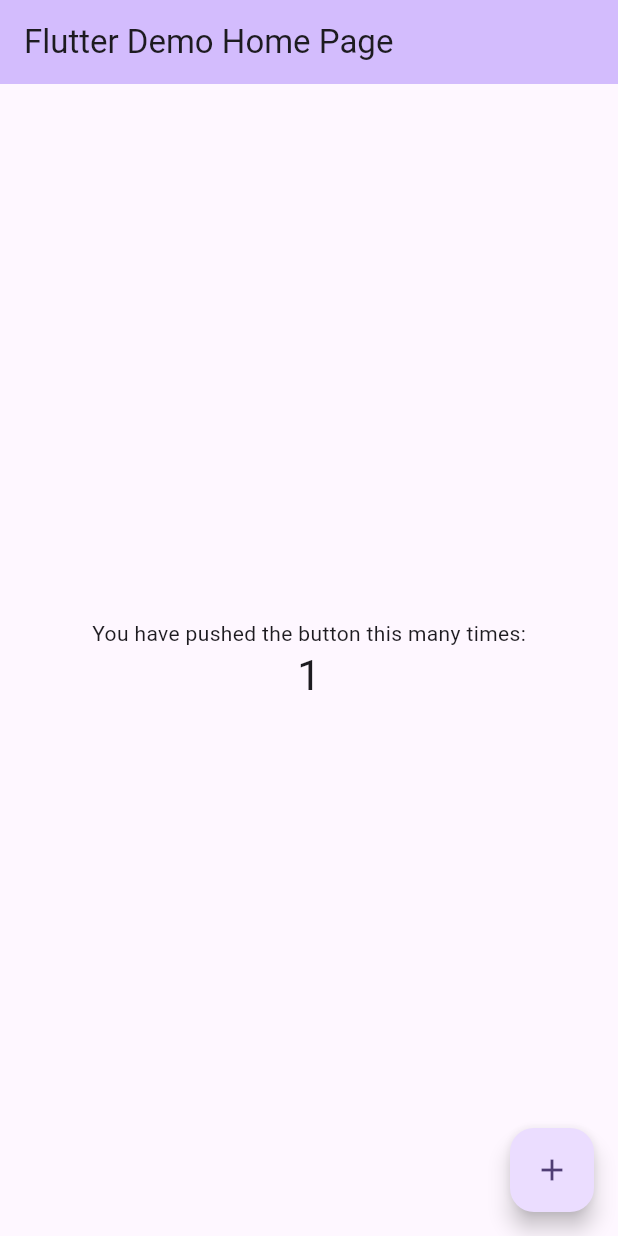
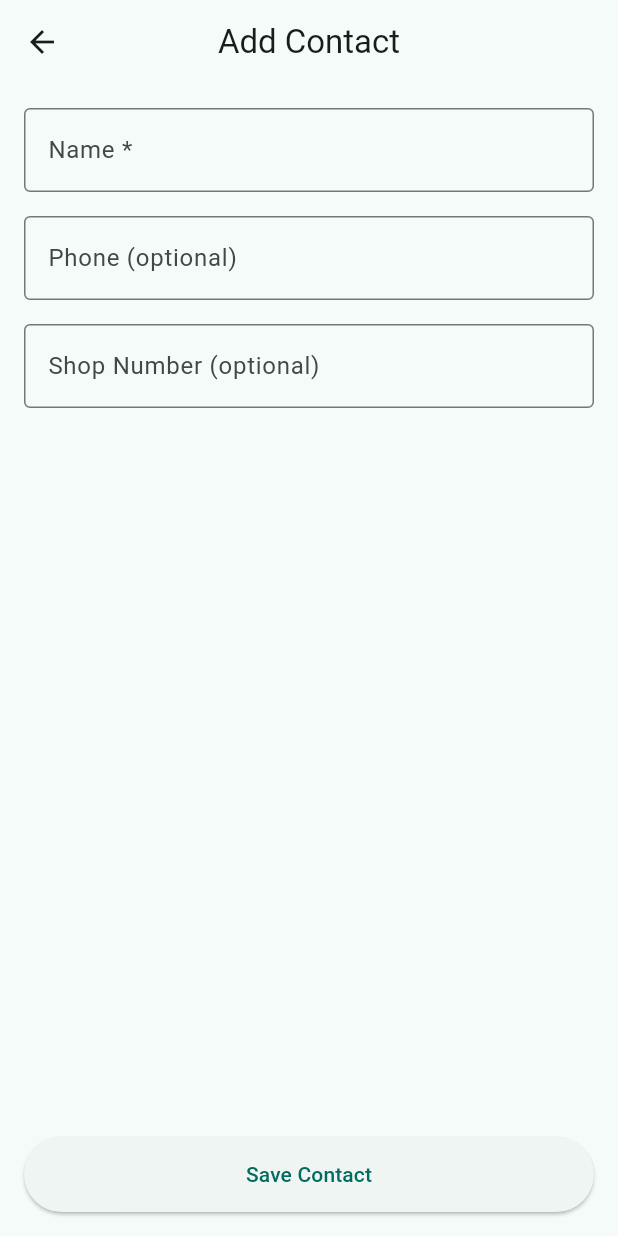
Before and after one commit to seudsahm2/HisabET, a Flutter app: the screen it shows after launch, after a tap on the "add" icon, on a phone screen of 412 x 824 dp. Run offline on Flutter 3.47's test engine with Material 3 defaults, Android fonts, the phone set to English and light mode, and no system bars; our stand-ins replace dartz, decimal, drift, equatable, flutter_riverpod; accounts and stored records are empty; generated files the repository leaves out were written again.

Commit message:
feat: Implement core architecture including database, localization, theming, money utility, and initial Contacts feature.

```diff
--- /dev/null
+++ b/l10n.yaml
@@ -0,0 +1,5 @@
+arb-dir: lib/core/l10n/arb
+template-arb-file: app_en.arb
+output-localization-file: app_localizations.dart
+output-dir: lib/core/l10n/generated
+synthetic-package: false
--- /dev/null
+++ b/lib/core/database/tables/contacts.dart
@@ -0,0 +1,16 @@
+import 'package:drift/drift.dart';
+
+class Contacts extends Table {
+  TextColumn get id => text()(); // UUID
+  TextColumn get name => text()();
+  TextColumn get phoneNumber => text().nullable()();
+  TextColumn get shopNumber => text().nullable()();
+  // Using RealColumn for balance might have precision issues,
+  // but SQLite doesn't have Decimal. We store as String or integer cents.
+  // "Zero error" requirement -> Store as String (Text) and parse to Decimal in app.
+  TextColumn get netBalance => text().withDefault(const Constant('0.0'))();
+  DateTimeColumn get lastTransactionDate => dateTime()();
+
+  @override
+  Set<Column> get primaryKey => {id};
+}
--- /dev/null
+++ b/lib/core/database/tables/transactions.dart
@@ -0,0 +1,22 @@
+import 'package:drift/drift.dart';
+import 'package:hisabet/core/database/tables/contacts.dart';
+
+class Transactions extends Table {
+  TextColumn get id => text()(); // UUID
+  TextColumn get contactId => text().references(Contacts, #id)();
+
+  // Enum stored as int index or string. Int is faster.
+  IntColumn get type => integer()();
+
+  // Store amount as Text for Decimal precision
+  TextColumn get amount => text()();
+
+  DateTimeColumn get date => dateTime()();
+  TextColumn get description => text().nullable()();
+
+  // JSON string for metadata {quantity, unitPrice}
+  TextColumn get metadata => text().nullable()();
+
+  @override
+  Set<Column> get primaryKey => {id};
+}
--- /dev/null
+++ b/lib/core/l10n/arb/app_en.arb
@@ -0,0 +1,18 @@
+{
+  "appName": "HisabET",
+  "dashboard": "Dashboard",
+  "gave": "Gave",
+  "took": "Took",
+  "payment": "Payment",
+  "balance": "Balance",
+  "transactions": "Transactions",
+  "contacts": "Contacts",
+  "settings": "Settings",
+  "language": "Language",
+  "darkMode": "Dark Mode",
+  "addContact": "Add Contact",
+  "name": "Name",
+  "phone": "Phone",
+  "save": "Save",
+  "cancel": "Cancel"
+}
--- /dev/null
+++ b/lib/core/theme/app_theme.dart
@@ -0,0 +1,32 @@
+import 'package:flutter/material.dart';
+
+class AppTheme {
+  static final lightTheme = ThemeData(
+    useMaterial3: true,
+    colorScheme: ColorScheme.fromSeed(
+      seedColor: const Color(0xFF006B5E), // Teal/Green for money
+      brightness: Brightness.light,
+    ),
+    fontFamily: 'Roboto', // Or a custom Ethiopic font if added
+    appBarTheme: const AppBarTheme(centerTitle: true, elevation: 0),
+    cardTheme: CardThemeData(
+      elevation: 2,
+      shape: RoundedRectangleBorder(borderRadius: BorderRadius.circular(12)),
+    ),
+  );
+
+  static final darkTheme = ThemeData(
+    useMaterial3: true,
+    colorScheme: ColorScheme.fromSeed(
+      seedColor: const Color(0xFF006B5E),
+      brightness: Brightness.dark,
+    ),
+    // Enhance dark mode contrast
+    scaffoldBackgroundColor: const Color(0xFF121212),
+    cardTheme: CardThemeData(
+      color: const Color(0xFF1E1E1E),
+      elevation: 2,
+      shape: RoundedRectangleBorder(borderRadius: BorderRadius.circular(12)),
+    ),
+  );
+}
--- /dev/null
+++ b/lib/features/contacts/presentation/providers/contacts_providers.dart
@@ -0,0 +1,23 @@
+import 'package:flutter_riverpod/flutter_riverpod.dart';
+import 'package:hisabet/core/database/app_database.dart';
+import 'package:hisabet/features/contacts/data/models/contact_model.dart';
+import 'package:hisabet/features/contacts/data/repositories/contacts_repository.dart';
+
+/// Provider for the database instance
+final appDatabaseProvider = Provider<AppDatabase>((ref) {
+  final db = AppDatabase();
+  ref.onDispose(() => db.close());
+  return db;
+});
+
+/// Provider for the ContactsRepository
+final contactsRepositoryProvider = Provider<ContactsRepository>((ref) {
+  final db = ref.watch(appDatabaseProvider);
+  return ContactsRepositoryImpl(db);
+});
+
+/// Provider for the list of all contacts
+final allContactsProvider = FutureProvider<List<ContactModel>>((ref) async {
+  final repo = ref.watch(contactsRepositoryProvider);
+  return repo.getAllContacts();
+});
--- /dev/null
+++ b/lib/features/contacts/presentation/screens/add_contact_screen.dart
@@ -0,0 +1,119 @@
+import 'package:flutter/material.dart';
+import 'package:flutter_riverpod/flutter_riverpod.dart';
+import 'package:hisabet/features/contacts/presentation/providers/contacts_providers.dart';
+
+class AddContactScreen extends ConsumerStatefulWidget {
+  const AddContactScreen({super.key});
+
+  @override
+  ConsumerState<AddContactScreen> createState() => _AddContactScreenState();
+}
+
+class _AddContactScreenState extends ConsumerState<AddContactScreen> {
+  final _formKey = GlobalKey<FormState>();
+  final _nameController = TextEditingController();
+  final _phoneController = TextEditingController();
+  final _shopController = TextEditingController();
+  bool _isLoading = false;
+
+  @override
+  void dispose() {
+    _nameController.dispose();
+    _phoneController.dispose();
+    _shopController.dispose();
+    super.dispose();
+  }
+
+  Future<void> _saveContact() async {
+    if (!_formKey.currentState!.validate()) return;
+
+    setState(() => _isLoading = true);
+
+    try {
+      final repo = ref.read(contactsRepositoryProvider);
+      await repo.addContact(
+        _nameController.text.trim(),
+        _phoneController.text.trim().isEmpty
+            ? null
+            : _phoneController.text.trim(),
+        _shopController.text.trim().isEmpty
+            ? null
+            : _shopController.text.trim(),
+      );
+      if (mounted) {
+        Navigator.of(context).pop();
+      }
+    } catch (e) {
+      if (mounted) {
+        ScaffoldMessenger.of(
+          context,
+        ).showSnackBar(SnackBar(content: Text('Error: $e')));
+      }
+    } finally {
+      if (mounted) {
+        setState(() => _isLoading = false);
+      }
+    }
+  }
+
+  @override
+  Widget build(BuildContext context) {
+    return Scaffold(
+      appBar: AppBar(title: const Text('Add Contact')),
+      body: Padding(
+        padding: const EdgeInsets.all(16.0),
+        child: Form(
+          key: _formKey,
+          child: Column(
+            children: [
+              TextFormField(
+                controller: _nameController,
+                decoration: const InputDecoration(
+                  labelText: 'Name *',
+                  hintText: 'e.g., Mr. Abebe',
+                  border: OutlineInputBorder(),
+                ),
+                validator: (value) {
+                  if (value == null || value.trim().isEmpty) {
+                    return 'Name is required';
+                  }
+                  return null;
+                },
+              ),
+              const SizedBox(height: 16),
+              TextFormField(
+                controller: _phoneController,
+                decoration: const InputDecoration(
+                  labelText: 'Phone (optional)',
+                  hintText: '0911...',
+                  border: OutlineInputBorder(),
+                ),
+                keyboardType: TextInputType.phone,
+              ),
+              const SizedBox(height: 16),
+              TextFormField(
+                controller: _shopController,
+                decoration: const InputDecoration(
+                  labelText: 'Shop Number (optional)',
+                  hintText: 'e.g., Merkato B12',
+                  border: OutlineInputBorder(),
+                ),
+              ),
+              const Spacer(),
+              SizedBox(
+                width: double.infinity,
+                height: 50,
+                child: ElevatedButton(
+                  onPressed: _isLoading ? null : _saveContact,
+                  child: _isLoading
+                      ? const CircularProgressIndicator()
+                      : const Text('Save Contact'),
+                ),
+              ),
+            ],
+          ),
+        ),
+      ),
+    );
+  }
+}
--- /dev/null
+++ b/lib/features/contacts/presentation/screens/contacts_list_screen.dart
@@ -0,0 +1,70 @@
+import 'package:flutter/material.dart';
+import 'package:flutter_riverpod/flutter_riverpod.dart';
+import 'package:hisabet/features/contacts/presentation/providers/contacts_providers.dart';
+import 'package:hisabet/features/contacts/presentation/screens/add_contact_screen.dart';
+
+class ContactsListScreen extends ConsumerWidget {
+  const ContactsListScreen({super.key});
+
+  @override
+  Widget build(BuildContext context, WidgetRef ref) {
+    final contactsAsync = ref.watch(allContactsProvider);
+
+    return Scaffold(
+      appBar: AppBar(title: const Text('Contacts')),
+      body: contactsAsync.when(
+        loading: () => const Center(child: CircularProgressIndicator()),
+        error: (err, stack) => Center(child: Text('Error: $err')),
+        data: (contacts) {
+          if (contacts.isEmpty) {
+            return const Center(
+              child: Text(
+                'No contacts yet.\nTap + to add your first merchant.',
+                textAlign: TextAlign.center,
+              ),
+            );
+          }
+          return ListView.builder(
+            itemCount: contacts.length,
+            itemBuilder: (context, index) {
+              final contact = contacts[index];
+              final balanceColor = contact.netBalance.toDouble() >= 0
+                  ? Colors.green
+                  : Colors.red;
+              return Card(
+                margin: const EdgeInsets.symmetric(horizontal: 12, vertical: 6),
+                child: ListTile(
+                  leading: CircleAvatar(
+                    child: Text(contact.name[0].toUpperCase()),
+                  ),
+                  title: Text(contact.name),
+                  subtitle: Text(contact.phoneNumber ?? 'No phone'),
+                  trailing: Text(
+                    '${contact.netBalance.toDouble() >= 0 ? '+' : ''}${contact.netBalance}',
+                    style: TextStyle(
+                      color: balanceColor,
+                      fontWeight: FontWeight.bold,
+                    ),
+                  ),
+                  onTap: () {
+                    // TODO: Navigate to Contact Detail / Transactions
+                  },
+                ),
+              );
+            },
+          );
+        },
+      ),
+      floatingActionButton: FloatingActionButton(
+        onPressed: () async {
+          await Navigator.of(
+            context,
+          ).push(MaterialPageRoute(builder: (_) => const AddContactScreen()));
+          // Refresh the list after returning
+          ref.invalidate(allContactsProvider);
+        },
+        child: const Icon(Icons.add),
+      ),
+    );
+  }
+}
--- a/lib/main.dart
+++ b/lib/main.dart
@@ -1,122 +1,39 @@
 import 'package:flutter/material.dart';
+import 'package:flutter_riverpod/flutter_riverpod.dart';
+import 'package:flutter_localizations/flutter_localizations.dart';
+import 'package:hisabet/core/theme/app_theme.dart';
+import 'package:hisabet/features/contacts/presentation/screens/contacts_list_screen.dart';
+import 'package:hisabet/core/l10n/generated/app_localizations.dart';
 
 void main() {
-  runApp(const MyApp());
+  runApp(const ProviderScope(child: MyApp()));
 }
 
 class MyApp extends StatelessWidget {
   const MyApp({super.key});
 
-  // This widget is the root of your application.
   @override
   Widget build(BuildContext context) {
     return MaterialApp(
-      title: 'Flutter Demo',
-      theme: ThemeData(
-        // This is the theme of your application.
-        //
-        // TRY THIS: Try running your application with "flutter run". You'll see
-        // the application has a purple toolbar. Then, without quitting the app,
-        // try changing the seedColor in the colorScheme below to Colors.green
-        // and then invoke "hot reload" (save your changes or press the "hot
-        // reload" button in a Flutter-supported IDE, or press "r" if you used
-        // the command line to start the app).
-        //
-        // Notice that the counter didn't reset back to zero; the application
-        // state is not lost during the reload. To reset the state, use hot
-        // restart instead.
-        //
-        // This works for code too, not just values: Most code changes can be
-        // tested with just a hot reload.
-        colorScheme: .fromSeed(seedColor: Colors.deepPurple),
-      ),
-      home: const MyHomePage(title: 'Flutter Demo Home Page'),
+      debugShowCheckedModeBanner: false,
+      title: 'HisabET',
+
+      // Theme Configuration
+      theme: AppTheme.lightTheme,
+      darkTheme: AppTheme.darkTheme,
+      themeMode: ThemeMode.system,
+
+      // Localization Configuration
+      localizationsDelegates: const [
+        AppLocalizations.delegate,
+        GlobalMaterialLocalizations.delegate,
+        GlobalWidgetsLocalizations.delegate,
+        GlobalCupertinoLocalizations.delegate,
+      ],
+      supportedLocales: const [Locale('en'), Locale('am')],
+
+      // Home: Contacts List Screen
+      home: const ContactsListScreen(),
     );
   }
 }
-
-class MyHomePage extends StatefulWidget {
-  const MyHomePage({super.key, required this.title});
-
-  // This widget is the home page of your application. It is stateful, meaning
-  // that it has a State object (defined below) that contains fields that affect
-  // how it looks.
-
-  // This class is the configuration for the state. It holds the values (in this
-  // case the title) provided by the parent (in this case the App widget) and
-  // used by the build method of the State. Fields in a Widget subclass are
-  // always marked "final".
-
-  final String title;
-
-  @override
-  State<MyHomePage> createState() => _MyHomePageState();
-}
-
-class _MyHomePageState extends State<MyHomePage> {
-  int _counter = 0;
-
-  void _incrementCounter() {
-    setState(() {
-      // This call to setState tells the Flutter framework that something has
-      // changed in this State, which causes it to rerun the build method below
-      // so that the display can reflect the updated values. If we changed
-      // _counter without calling setState(), then the build method would not be
-      // called again, and so nothing would appear to happen.
-      _counter++;
-    });
-  }
-
-  @override
-  Widget build(BuildContext context) {
-    // This method is rerun every time setState is called, for instance as done
-    // by the _incrementCounter method above.
-    //
-    // The Flutter framework has been optimized to make rerunning build methods
-    // fast, so that you can just rebuild anything that needs updating rather
-    // than having to individually change instances of widgets.
-    return Scaffold(
-      appBar: AppBar(
-        // TRY THIS: Try changing the color here to a specific color (to
-        // Colors.amber, perhaps?) and trigger a hot reload to see the AppBar
-        // change color while the other colors stay the same.
-        backgroundColor: Theme.of(context).colorScheme.inversePrimary,
-        // Here we take the value from the MyHomePage object that was created by
-        // the App.build method, and use it to set our appbar title.
-        title: Text(widget.title),
-      ),
-      body: Center(
-        // Center is a layout widget. It takes a single child and positions it
-        // in the middle of the parent.
-        child: Column(
-          // Column is also a layout widget. It takes a list of children and
-          // arranges them vertically. By default, it sizes itself to fit its
-          // children horizontally, and tries to be as tall as its parent.
-          //
-          // Column has various properties to control how it sizes itself and
-          // how it positions its children. Here we use mainAxisAlignment to
-          // center the children vertically; the main axis here is the vertical
-          // axis because Columns are vertical (the cross axis would be
-          // horizontal).
-          //
-          // TRY THIS: Invoke "debug painting" (choose the "Toggle Debug Paint"
-          // action in the IDE, or press "p" in the console), to see the
-          // wireframe for each widget.
-          mainAxisAlignment: .center,
-          children: [
-            const Text('You have pushed the button this many times:'),
-            Text(
-              '$_counter',
-              style: Theme.of(context).textTheme.headlineMedium,
-            ),
-          ],
-        ),
-      ),
-      floatingActionButton: FloatingActionButton(
-        onPressed: _incrementCounter,
-        tooltip: 'Increment',
-        child: const Icon(Icons.add),
-      ),
-    );
-  }
-}
```
Also changed, not shown: lib/core/database/app_database.dart (added, +27 -0 lines), lib/core/l10n/arb/app_am.arb (added, +18 -0 lines), lib/core/utils/money_util.dart (added, +34 -0 lines), lib/features/contacts/data/models/contact_model.dart (added, +46 -0 lines), lib/features/contacts/data/repositories/contacts_repository.dart (added, +61 -0 lines), pubspec.yaml (+17 -0 lines), lib/core/database/app_database.g.dart (added), lib/core/l10n/generated/app_localizations.dart (added), lib/core/l10n/generated/app_localizations_am.dart (added), lib/core/l10n/generated/app_localizations_en.dart (added), pubspec.lock, 6 other files.
